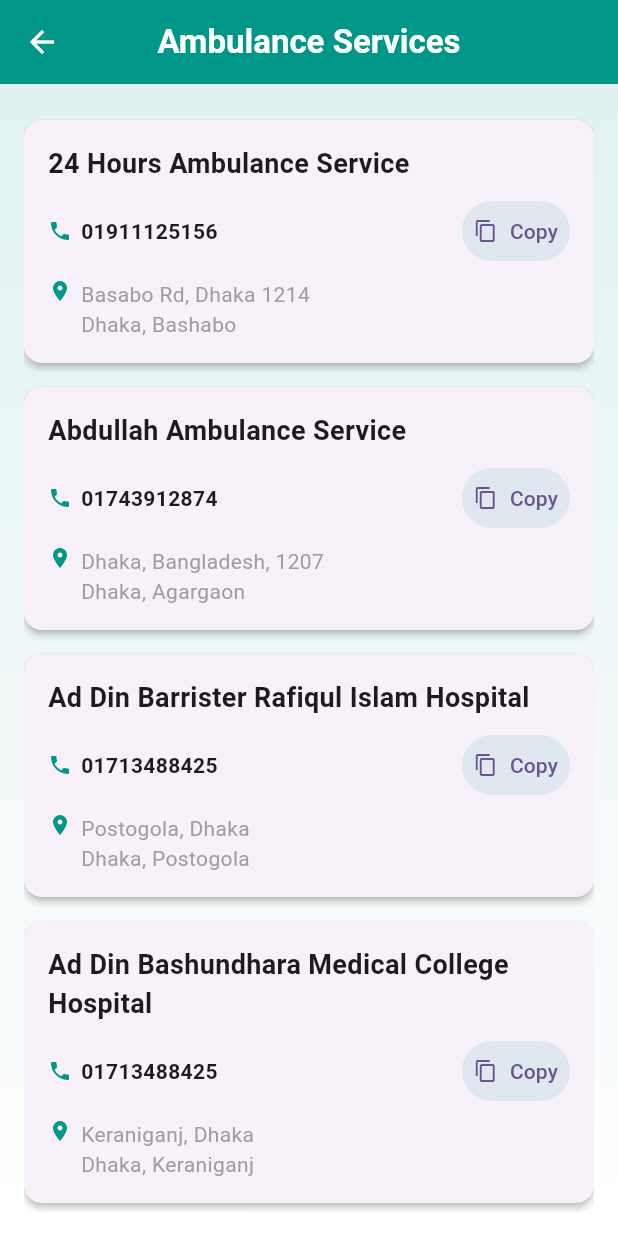
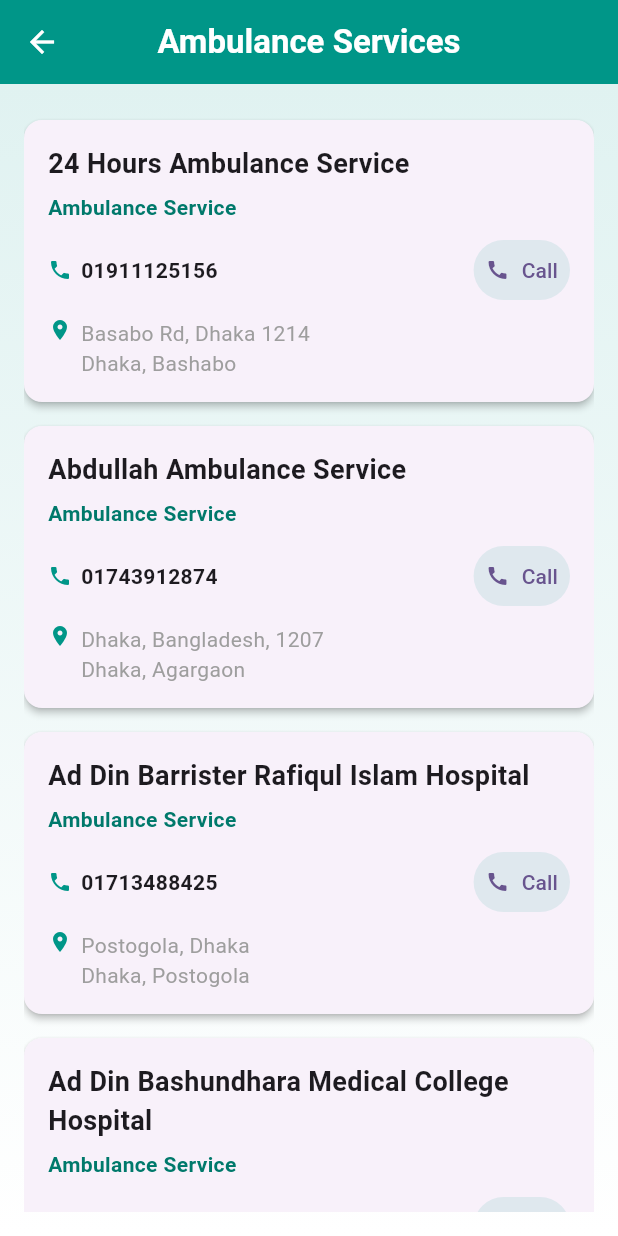
Before and after one commit to riazulrocky/Health-Expert-Flutter-App, a Flutter app: the AmbulancePage screen opened directly, on a phone screen of 412 x 824 dp. Run offline on Flutter 3.47's test engine with Material 3 defaults, Android fonts, the phone set to English and light mode, and no system bars.

Commit message:
ambulance page call feature

```diff
--- a/lib/ambulance_page.dart
+++ b/lib/ambulance_page.dart
@@ -1,5 +1,5 @@
 import 'package:flutter/material.dart';
-import 'package:flutter/services.dart';
+import 'package:url_launcher/url_launcher.dart'; // ✅ Replaced with url_launcher
 
 class AmbulancePage extends StatelessWidget {
   AmbulancePage({Key? key}) : super(key: key);
@@ -114,6 +114,15 @@ class AmbulancePage extends StatelessWidget {
                 fontWeight: FontWeight.bold,
               ),
             ),
+            const SizedBox(height: 6),
+            Text(
+              ambulance['type'] ?? 'Ambulance Service',
+              style: TextStyle(
+                fontSize: 14,
+                color: Colors.teal.shade700,
+                fontWeight: FontWeight.w600,
+              ),
+            ),
             const SizedBox(height: 8),
             Row(
               children: [
@@ -125,15 +134,21 @@ class AmbulancePage extends StatelessWidget {
                     style: const TextStyle(fontSize: 14, fontWeight: FontWeight.bold),
                   ),
                 ),
+                // ✅ Call Button (replaces Copy)
                 TextButton.icon(
-                  onPressed: () {
-                    Clipboard.setData(ClipboardData(text: ambulance['contact']!));
-                    ScaffoldMessenger.of(context).showSnackBar(
-                      SnackBar(content: Text('Copied ${ambulance['contact']}')),
-                    );
+                  onPressed: () async {
+                    final number = ambulance['contact']!;
+                    final Uri launchUri = Uri.parse('tel:$number');
+                    if (await canLaunchUrl(launchUri)) {
+                      await launchUrl(launchUri); // Opens dial pad
+                    } else {
+                      ScaffoldMessenger.of(context).showSnackBar(
+                        SnackBar(content: Text('Could not dial $number')),
+                      );
+                    }
                   },
-                  icon: const Icon(Icons.copy, size: 16),
-                  label: const Text('Copy'),
+                  icon: const Icon(Icons.call, size: 16),
+                  label: const Text('Call'),
                   style: TextButton.styleFrom(
                     padding: const EdgeInsets.symmetric(horizontal: 8, vertical: 4),
                     backgroundColor: Colors.teal.withOpacity(0.1),
```
